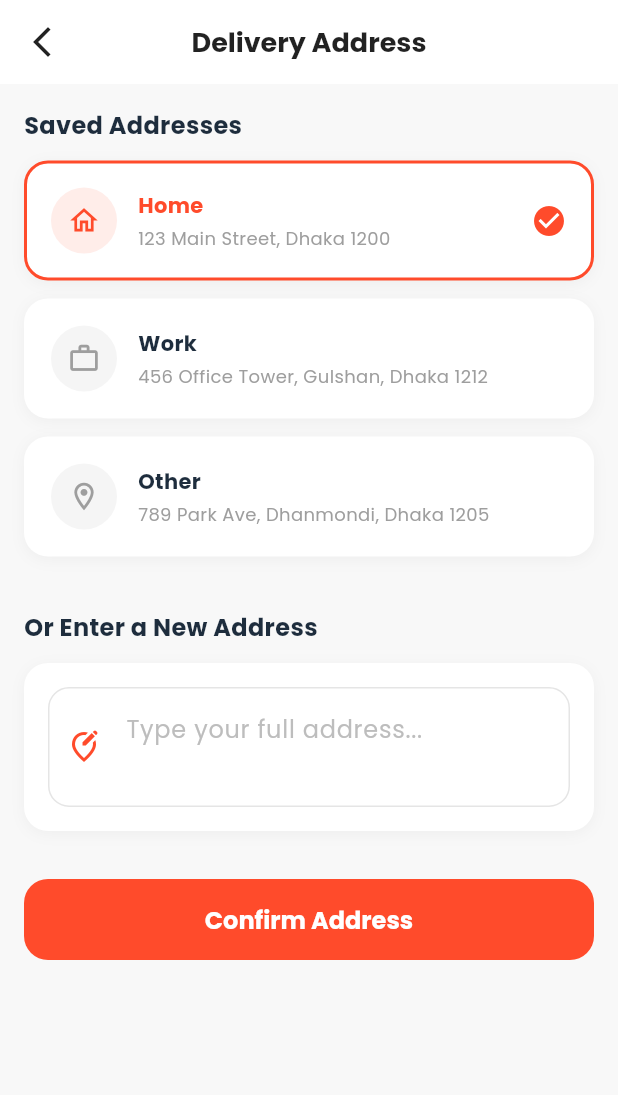
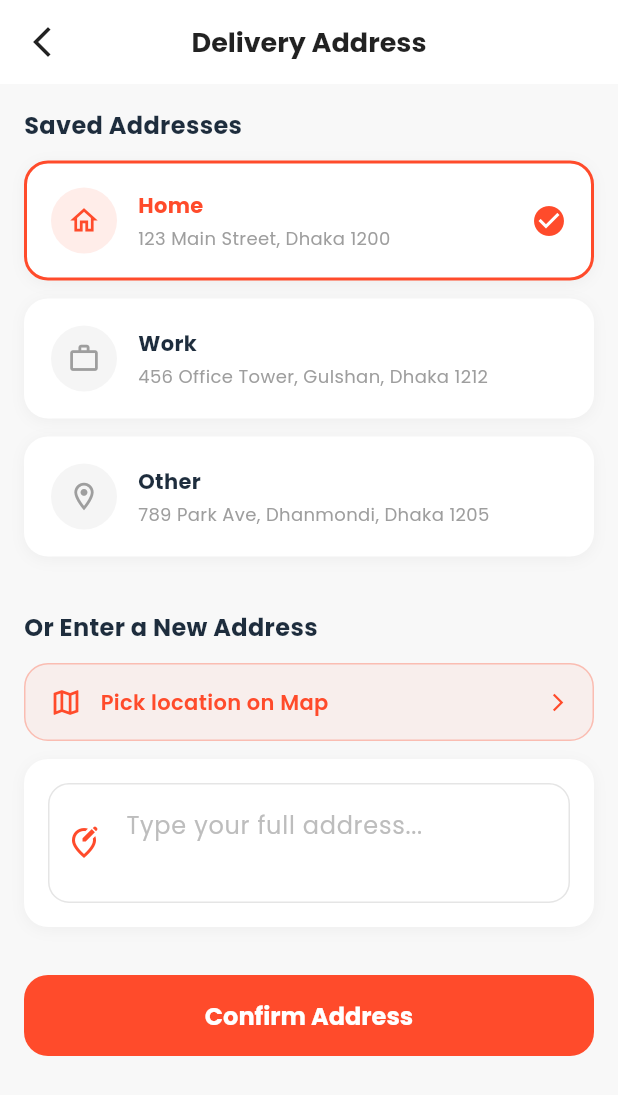
Before and after one commit to mynul56/food_on, a Flutter app: the AddressView screen opened by its route, on a phone screen of 412 x 824 dp. Shown: the top 1095 px of the screen. Run offline on Flutter 3.47's test engine with Material 3 defaults, Android fonts, the phone set to English and light mode, and no system bars; our stand-ins replace cached_network_image, dio, geolocator, get, google_fonts, google_maps_flutter and 5 more; accounts and stored records are empty; network calls fail.

Commit message:
Refactor code structure for improved readability and maintainability

```diff
--- a/frontend/lib/modules/address/views/address_view.dart
+++ b/frontend/lib/modules/address/views/address_view.dart
@@ -1,5 +1,6 @@
 import 'package:flutter/material.dart';
 import 'package:get/get.dart';
+
 import '../../../core/theme/app_theme.dart';
 
 class AddressView extends StatefulWidget {
@@ -14,21 +15,9 @@ class _AddressViewState extends State<AddressView> {
   final TextEditingController _customController = TextEditingController();
 
   final List<Map<String, dynamic>> _savedAddresses = [
-    {
-      'label': 'Home',
-      'icon': Icons.home_outlined,
-      'address': '123 Main Street, Dhaka 1200',
-    },
-    {
-      'label': 'Work',
-      'icon': Icons.work_outline,
-      'address': '456 Office Tower, Gulshan, Dhaka 1212',
-    },
-    {
-      'label': 'Other',
-      'icon': Icons.location_on_outlined,
-      'address': '789 Park Ave, Dhanmondi, Dhaka 1205',
-    },
+    {'label': 'Home', 'icon': Icons.home_outlined, 'address': '123 Main Street, Dhaka 1200'},
+    {'label': 'Work', 'icon': Icons.work_outline, 'address': '456 Office Tower, Gulshan, Dhaka 1212'},
+    {'label': 'Other', 'icon': Icons.location_on_outlined, 'address': '789 Park Ave, Dhanmondi, Dhaka 1205'},
   ];
 
   @override
@@ -74,19 +63,8 @@ class _AddressViewState extends State<AddressView> {
                   decoration: BoxDecoration(
                     color: Colors.white,
                     borderRadius: BorderRadius.circular(16),
-                    border: Border.all(
-                      color: isSelected
-                          ? AppTheme.primaryColor
-                          : Colors.transparent,
-                      width: 2,
-                    ),
-                    boxShadow: [
-                      BoxShadow(
-                        color: Colors.black.withOpacity(0.04),
-                        blurRadius: 8,
-                        offset: const Offset(0, 2),
-                      ),
-                    ],
+                    border: Border.all(color: isSelected ? AppTheme.primaryColor : Colors.transparent, width: 2),
+                    boxShadow: [BoxShadow(color: Colors.black.withOpacity(0.04), blurRadius: 8, offset: const Offset(0, 2))],
                   ),
                   child: Row(
                     children: [
@@ -94,16 +72,12 @@ class _AddressViewState extends State<AddressView> {
                         width: 44,
                         height: 44,
                         decoration: BoxDecoration(
-                          color: isSelected
-                              ? AppTheme.primaryColor.withOpacity(0.1)
-                              : Colors.grey[100],
+                          color: isSelected ? AppTheme.primaryColor.withOpacity(0.1) : Colors.grey[100],
                           shape: BoxShape.circle,
                         ),
                         child: Icon(
                           addr['icon'] as IconData,
-                          color: isSelected
-                              ? AppTheme.primaryColor
-                              : Colors.grey[500],
+                          color: isSelected ? AppTheme.primaryColor : Colors.grey[500],
                           size: 22,
                         ),
                       ),
@@ -117,27 +91,15 @@ class _AddressViewState extends State<AddressView> {
                               style: TextStyle(
                                 fontWeight: FontWeight.bold,
                                 fontSize: 14,
-                                color: isSelected
-                                    ? AppTheme.primaryColor
-                                    : const Color(0xFF1E2D3D),
+                                color: isSelected ? AppTheme.primaryColor : const Color(0xFF1E2D3D),
                               ),
                             ),
                             const SizedBox(height: 3),
-                            Text(
-                              addr['address'] as String,
-                              style: TextStyle(
-                                fontSize: 12,
-                                color: Colors.grey[500],
-                              ),
-                            ),
+                            Text(addr['address'] as String, style: TextStyle(fontSize: 12, color: Colors.grey[500])),
                           ],
                         ),
                       ),
-                      if (isSelected)
-                        const Icon(
-                          Icons.check_circle,
-                          color: AppTheme.primaryColor,
-                        ),
+                      if (isSelected) const Icon(Icons.check_circle, color: AppTheme.primaryColor),
                     ],
                   ),
                 ),
@@ -147,18 +109,42 @@ class _AddressViewState extends State<AddressView> {
             const SizedBox(height: 24),
             _sectionHeader('Or Enter a New Address'),
             const SizedBox(height: 12),
+            // Map Picker Button
+            GestureDetector(
+              onTap: () async {
+                final result = await Get.to(() => const MapPickerView());
+                if (result != null && result['address'] != null) {
+                  setState(() => _customController.text = result['address']);
+                }
+              },
+              child: Container(
+                padding: const EdgeInsets.symmetric(horizontal: 16, vertical: 14),
+                margin: const EdgeInsets.only(bottom: 12),
+                decoration: BoxDecoration(
+                  color: AppTheme.primaryColor.withValues(alpha: 0.06),
+                  borderRadius: BorderRadius.circular(16),
+                  border: Border.all(color: AppTheme.primaryColor.withValues(alpha: 0.3)),
+                ),
+                child: Row(
+                  children: const [
+                    Icon(Icons.map_outlined, color: AppTheme.primaryColor, size: 22),
+                    SizedBox(width: 12),
+                    Text(
+                      'Pick location on Map',
+                      style: TextStyle(color: AppTheme.primaryColor, fontWeight: FontWeight.w600, fontSize: 14),
+                    ),
+                    Spacer(),
+                    Icon(Icons.arrow_forward_ios, color: AppTheme.primaryColor, size: 14),
+                  ],
+                ),
+              ),
+            ),
             Container(
               padding: const EdgeInsets.all(16),
               decoration: BoxDecoration(
                 color: Colors.white,
                 borderRadius: BorderRadius.circular(16),
-                boxShadow: [
-                  BoxShadow(
-                    color: Colors.black.withOpacity(0.04),
-                    blurRadius: 8,
-                    offset: const Offset(0, 2),
-                  ),
-                ],
+                boxShadow: [BoxShadow(color: Colors.black.withOpacity(0.04), blurRadius: 8, offset: const Offset(0, 2))],
               ),
               child: TextField(
                 controller: _customController,
@@ -166,10 +152,7 @@ class _AddressViewState extends State<AddressView> {
                 decoration: InputDecoration(
                   hintText: 'Type your full address...',
                   hintStyle: TextStyle(color: Colors.grey[400]),
-                  prefixIcon: const Icon(
-                    Icons.edit_location_alt_outlined,
-                    color: AppTheme.primaryColor,
-                  ),
+                  prefixIcon: const Icon(Icons.edit_location_alt_outlined, color: AppTheme.primaryColor),
                   border: InputBorder.none,
                 ),
               ),
@@ -196,15 +179,8 @@ class _AddressViewState extends State<AddressView> {
                     duration: const Duration(seconds: 3),
                   );
                 },
-                style: ElevatedButton.styleFrom(
-                  shape: RoundedRectangleBorder(
-                    borderRadius: BorderRadius.circular(16),
-                  ),
-                ),
-                child: const Text(
-                  'Confirm Address',
-                  style: TextStyle(fontSize: 16, fontWeight: FontWeight.bold),
-                ),
+                style: ElevatedButton.styleFrom(shape: RoundedRectangleBorder(borderRadius: BorderRadius.circular(16))),
+                child: const Text('Confirm Address', style: TextStyle(fontSize: 16, fontWeight: FontWeight.bold)),
               ),
             ),
           ],
@@ -216,11 +192,7 @@ class _AddressViewState extends State<AddressView> {
   Widget _sectionHeader(String title) {
     return Text(
       title,
-      style: const TextStyle(
-        fontSize: 16,
-        fontWeight: FontWeight.bold,
-        color: Color(0xFF1E2D3D),
-      ),
+      style: const TextStyle(fontSize: 16, fontWeight: FontWeight.bold, color: Color(0xFF1E2D3D)),
     );
   }
 }
```
Also changed, not shown: frontend/lib/modules/address/views/map_picker_view.dart (added, +233 -0 lines), frontend/lib/modules/auth/controllers/auth_controller.dart (+14 -2 lines), frontend/lib/modules/splash/controllers/splash_controller.dart (+16 -3 lines), 2 other files.
